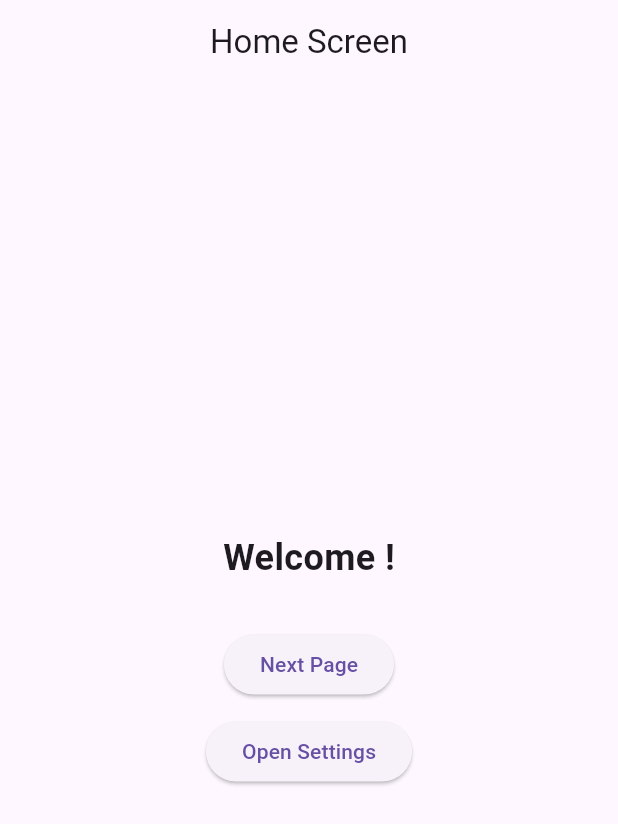
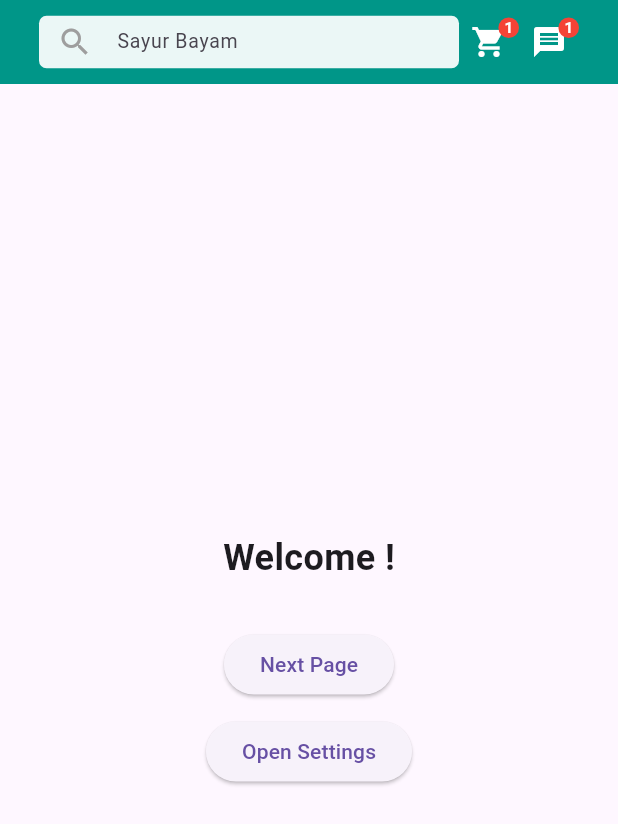
Before and after one commit to agarizqulloh725/mlijoan-apps-flutter, a Flutter app: the HomeScreen screen opened directly, on a phone screen of 412 x 824 dp. Shown: the top 824 px of the screen. Run offline on Flutter 3.47's test engine with Material 3 defaults, Android fonts, the phone set to English and light mode, and no system bars; our stand-ins replace flutter_secure_storage, shared_preferences; accounts and stored records are empty; network calls fail.

Commit message:
done : appbar widget

```diff
--- /dev/null
+++ b/lib/components/appbar.dart
@@ -0,0 +1,96 @@
+import 'package:flutter/material.dart';
+
+class MyAppBar extends StatelessWidget implements PreferredSizeWidget {
+  final Function onSearch;
+  final Function onCart;
+  final Function onMessage;
+
+  MyAppBar({required this.onSearch, required this.onCart, required this.onMessage});
+
+  @override
+  Widget build(BuildContext context) {
+    return AppBar(
+      backgroundColor: Colors.teal,
+      title: Padding(
+        padding: const EdgeInsets.symmetric(horizontal: 10),
+        child: Row(
+          mainAxisAlignment: MainAxisAlignment.center,
+          children: [
+            Expanded(
+              child: Container(
+                height: 35,
+                child: TextField(
+                  decoration: InputDecoration(
+                    hintText: 'Sayur Bayam',
+                    prefixIcon: const Icon(Icons.search, color: Colors.grey),
+                    border: OutlineInputBorder(
+                      borderRadius: BorderRadius.circular(5),
+                      borderSide: BorderSide.none,
+                    ),
+                    filled: true,
+                    fillColor: Colors.white.withAlpha(235),
+                    contentPadding: EdgeInsets.symmetric(horizontal: 10),
+                  ),
+                  style: const TextStyle(
+                    color: Colors.black,
+                    fontSize: 13,
+                  ),
+                  onChanged: (value) => onSearch(value),
+                ),
+              ),
+            ),
+            Container(
+              child: Row(
+                mainAxisAlignment: MainAxisAlignment.end,
+                children: [
+                  _buildIconButton(Icons.shopping_cart, onCart),
+                  _buildIconButton(Icons.message, onMessage),
+                ],
+              ),
+            ),
+          ],
+        ),
+      ),
+      centerTitle: true,
+    );
+  }
+
+  Widget _buildIconButton(IconData icon, Function onPressed) {
+    return SizedBox(
+      height: 40,
+      width: 40,
+      child: Stack(
+        alignment: Alignment.topRight,
+        children: [
+          IconButton(
+            icon: Icon(icon, color: Colors.white),
+            tooltip: 'Cart',
+            onPressed: () => onPressed(),
+          ),
+          Positioned(
+            right: 0,
+            top: 0,
+            child: Container(
+              padding: const EdgeInsets.all(4),
+              decoration: BoxDecoration(
+                color: Colors.red,
+                shape: BoxShape.circle,
+              ),
+              child: const Text(
+                '1',
+                style: TextStyle(
+                  color: Colors.white,
+                  fontSize: 10,
+                  fontWeight: FontWeight.bold,
+                ),
+              ),
+            ),
+          ),
+        ],
+      ),
+    );
+  }
+
+  @override
+  Size get preferredSize => Size.fromHeight(kToolbarHeight);
+}
--- a/lib/main.dart
+++ b/lib/main.dart
@@ -16,7 +16,7 @@ void main() async {
 class MyApp extends StatelessWidget {
   final bool seenOnboard;
 
-  MyApp({required this.seenOnboard});
+  const MyApp({required this.seenOnboard});
 
   @override
   Widget build(BuildContext context) {
@@ -28,7 +28,8 @@ class MyApp extends StatelessWidget {
           primarySwatch: Colors.blue,
           visualDensity: VisualDensity.adaptivePlatformDensity,
         ),
-        home: seenOnboard ? HomeScreen() : OnboardingScreen(),
+        debugShowCheckedModeBanner: false,
+        home: seenOnboard ? const HomeScreen() : OnboardingScreen(),
       ),
     );
   }
--- a/lib/pages/home_screen.dart
+++ b/lib/pages/home_screen.dart
@@ -3,8 +3,10 @@ import '../services/auth_api_service.dart';
 import 'package:provider/provider.dart';
 import '../pages/auth/login_page.dart';
 import '../models/user.dart';
+import '../components/appbar.dart';
 
 class HomeScreen extends StatefulWidget {
+  const HomeScreen({super.key});
   @override
   _HomeScreenState createState() => _HomeScreenState();
 }
@@ -36,12 +38,25 @@ class _HomeScreenState extends State<HomeScreen> {
     );
   }
 
+  void _onSearch(String value) {
+    // Handle search functionality
+  }
+
+  void _onCart() {
+    // Handle cart button press
+  }
+
+  void _onMessage() {
+    // Handle message button press
+  }
+
   @override
   Widget build(BuildContext context) {
     return Scaffold(
-      appBar: AppBar(
-        title: Text("Home Screen"),
-        centerTitle: true,
+      appBar: MyAppBar(
+        onSearch: _onSearch,
+        onCart: _onCart,
+        onMessage: _onMessage,
       ),
       body: Center(
         child: Column(
@@ -49,27 +64,23 @@ class _HomeScreenState extends State<HomeScreen> {
           children: <Widget>[
             Text(
               currentUser != null ? 'Welcome ${currentUser!.name}!' : 'No logged in user',
-              style: TextStyle(fontSize: 24, fontWeight: FontWeight.bold),
+              style: const TextStyle(fontSize: 24, fontWeight: FontWeight.bold),
             ),
-            SizedBox(height: 20),
+            const SizedBox(height: 20),
             if (currentUser == null)
               ElevatedButton(
                 onPressed: _navigateToLogin,
-                child: Text('Login'),
+                child: const Text('Login'),
               ),
-            SizedBox(height: 10),
+            const SizedBox(height: 10),
             ElevatedButton(
-              onPressed: () {
-                // Tambahkan aksi ketika tombol ditekan
-              },
-              child: Text('Next Page'),
+              onPressed: () {},
+              child: const Text('Next Page'),
             ),
-            SizedBox(height: 10),
+            const SizedBox(height: 10),
             ElevatedButton(
-              onPressed: () {
-                // Tambahkan aksi ketika tombol ditekan
-              },
-              child: Text('Open Settings'),
+              onPressed: () {},
+              child: const Text('Open Settings'),
             ),
           ],
         ),
```
